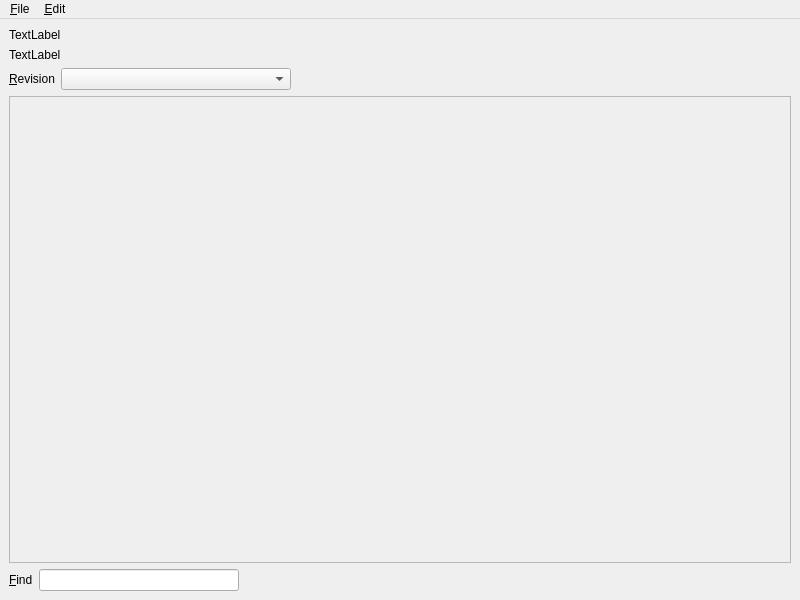
First picture: the form in branches/trunk/UI/spot-on-pageviewer.ui, repository textbrowser/spot-on, before the edit.
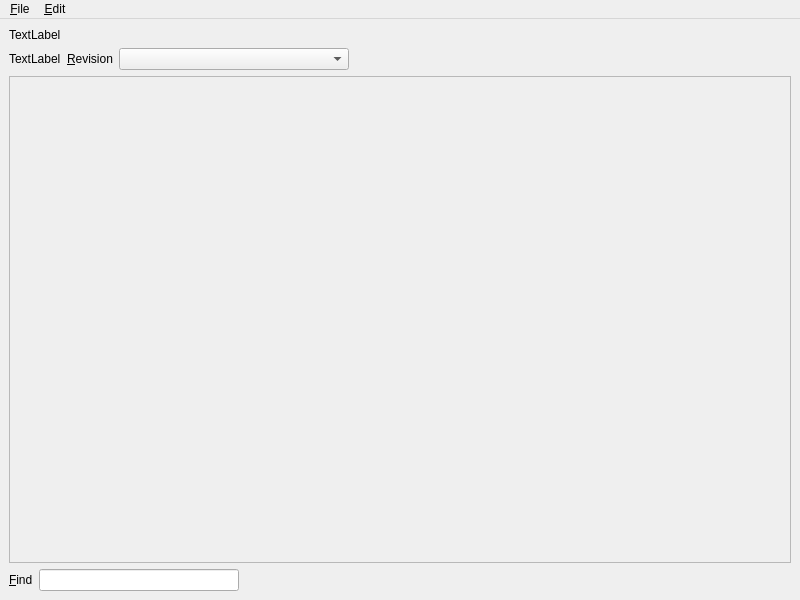
Second picture: the form after the edit. Icons and pictures are not drawn.

Commit message: Moved size information label widget.

What changed in the file:
```diff
--- a/branches/trunk/UI/spot-on-pageviewer.ui
+++ b/branches/trunk/UI/spot-on-pageviewer.ui
@@ -30,6 +30,8 @@
      </widget>
     </item>
     <item>
+     <layout class="QHBoxLayout" name="horizontalLayout_3">
+      <item>
      <widget class="QLabel" name="size">
       <property name="text">
        <string>TextLabel</string>
@@ -39,8 +41,6 @@
       </property>
      </widget>
     </item>
-    <item>
-     <layout class="QHBoxLayout" name="horizontalLayout_3">
       <item>
        <widget class="QLabel" name="label_3">
         <property name="text">
```
Lines whose indentation alone changed are shown as unchanged. The commit also changes 1 other file.
